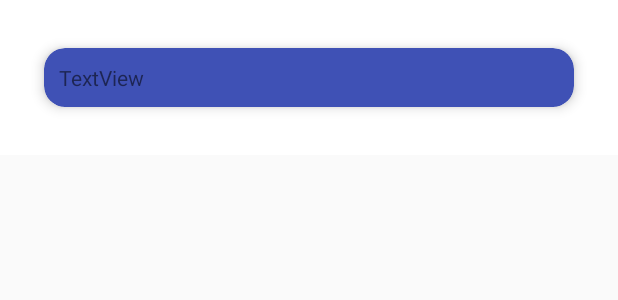
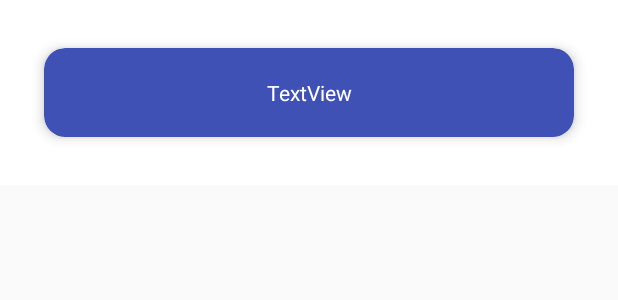
Before and after one commit to poojanshah2005/FinalProject, an Android app: the layout drink_card.xml on its own in the app's theme, with its tools: preview values and no code run, on a phone screen of 412 x 824 dp. Shown: the top 300 px of the screen. Run offline under Robolectric (Android 15) with nearby library versions, the phone set to English and light mode, and no system bars.

Commit message:
change layout

```diff
--- a/app/src/main/res/layout/drink_card.xml
+++ b/app/src/main/res/layout/drink_card.xml
@@ -22,13 +22,20 @@
             <ImageView
                 android:id="@+id/ivDrinkThumb"
                 android:layout_width="wrap_content"
-                android:layout_height="wrap_content" />
+                android:layout_height="wrap_content"
+                android:maxHeight="150dp"
+                android:maxWidth="150dp"
+                android:layout_below="@+id/tvDrink"
+                android:layout_centerHorizontal="true" />
 
             <TextView
                 android:id="@+id/tvDrink"
                 android:layout_width="match_parent"
                 android:layout_height="wrap_content"
-                android:text="TextView" />
+                android:padding="10dp"
+                android:text="TextView"
+                android:textColor="#FFFFFF"
+                android:textAlignment="center"/>
         </RelativeLayout>
     </android.support.v7.widget.CardView>
 
```
Also changed, not shown: app/src/main/java/com/example/shahp/finalproject/Adapters/DrinkAdapter.java (+17 -1 lines).
